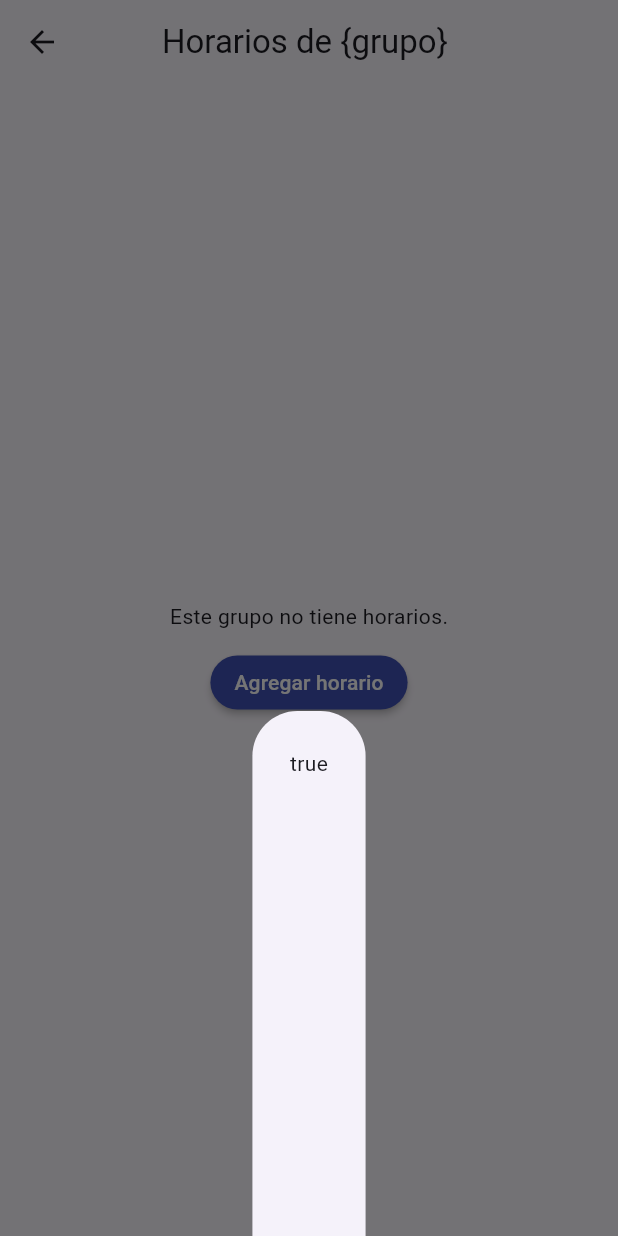
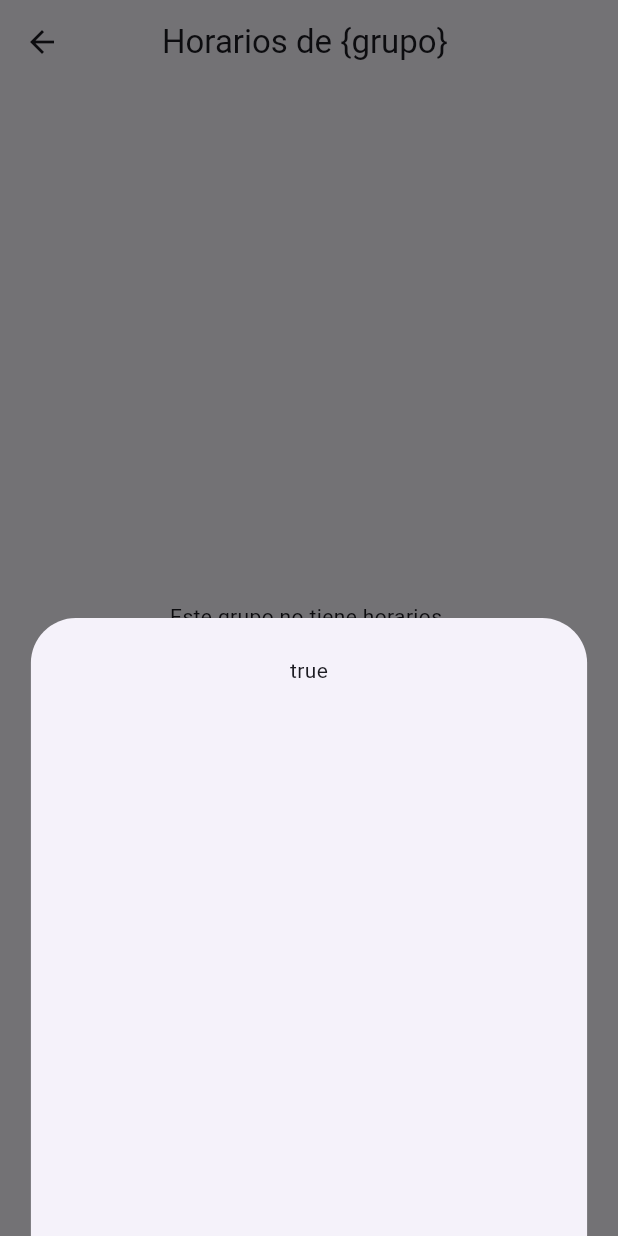
Before and after one commit to Noise-Wall/control-asistencia-alumnos, a Flutter app: the HorariosView screen opened directly with empty values, after a tap on "Agregar horario", on a phone screen of 412 x 824 dp. Run offline on Flutter 3.47's test engine with Material 3 defaults, Android fonts, the phone set to English and light mode, and no system bars; our stand-ins replace flutter_dotenv, flutter_slidable, sqflite, sqflite_common_ffi; accounts and stored records are empty.

Commit message:
Ajuste de tamaño de modal dependiendo la plataforma

```diff
--- a/lib/componentes/modal.dart
+++ b/lib/componentes/modal.dart
@@ -11,7 +11,8 @@ Future Modal(BuildContext context, Widget contenido, [bool dismissable = false])
     isDismissible: dismissable,
     context: context,
     builder: (modalContext) => Container(
-      height: 350,
+      width: MediaQuery.of(modalContext).size.width * 0.9,
+      height: MediaQuery.of(modalContext).size.height * 0.5,
       padding: const EdgeInsets.all(25),
       child: contenido,
     ),
```
